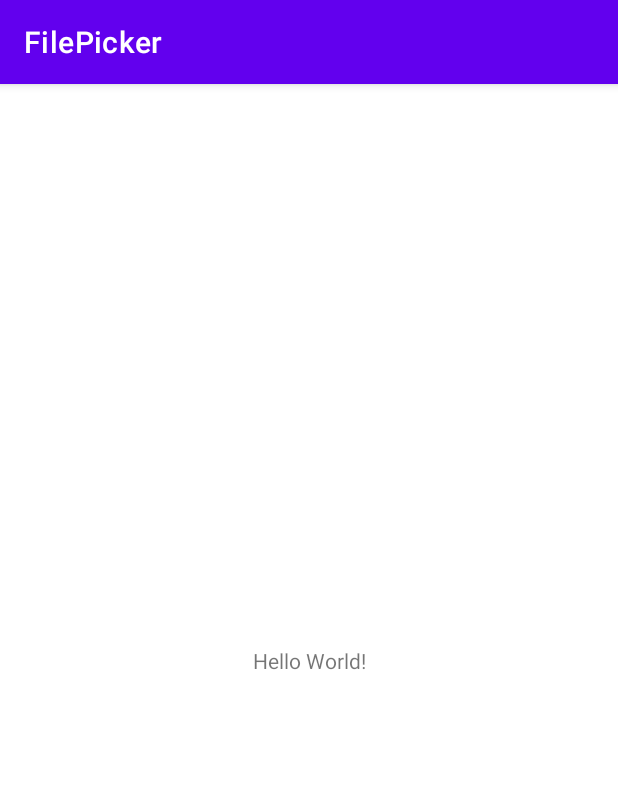
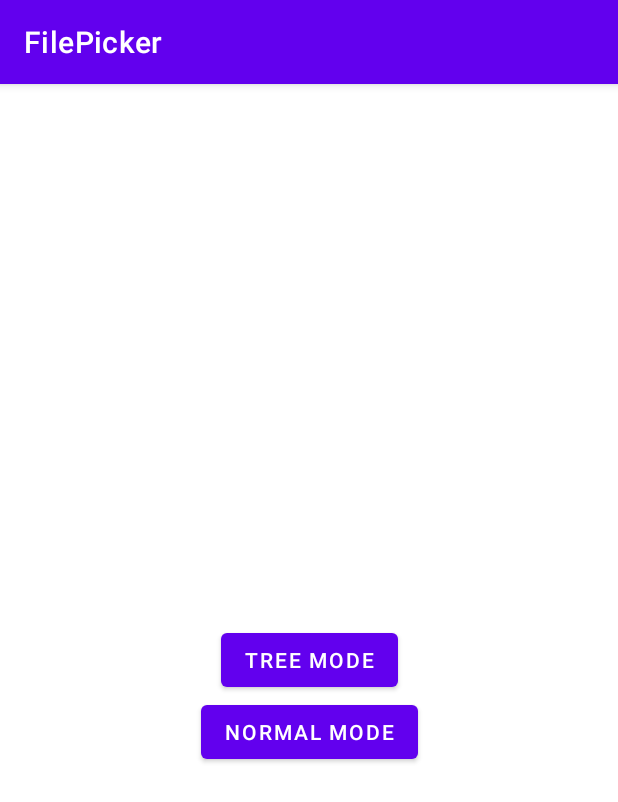
Before and after one commit to FarAwayShip/FilePicker, an Android app: the screen it shows after launch (MainActivity), on a phone screen of 412 x 824 dp. Shown: the top 802 px of the screen. Run offline under Robolectric (Android 15) with nearby library versions, the phone set to English and light mode, and no system bars.

Commit message:
Setup mode only explorer

```diff
--- a/app/src/main/AndroidManifest.xml
+++ b/app/src/main/AndroidManifest.xml
@@ -1,6 +1,9 @@
 <?xml version="1.0" encoding="utf-8"?>
 <manifest xmlns:android="http://schemas.android.com/apk/res/android"
     package="com.farawayship.filepicker">
+
+    <uses-permission android:name="android.permission.MANAGE_EXTERNAL_STORAGE" />
+    <uses-permission android:name="android.permission.READ_EXTERNAL_STORAGE" />
 
     <application
         android:allowBackup="true"
--- a/app/src/main/res/layout/activity_main.xml
+++ b/app/src/main/res/layout/activity_main.xml
@@ -6,13 +6,26 @@
     android:layout_height="match_parent"
     tools:context=".MainActivity">
 
-    <TextView
+    <Button
+        android:id="@+id/btn_tree"
         android:layout_width="wrap_content"
         android:layout_height="wrap_content"
-        android:text="Hello World!"
+        android:onClick="onClick"
+        android:text="Tree mode"
         app:layout_constraintBottom_toBottomOf="parent"
         app:layout_constraintLeft_toLeftOf="parent"
         app:layout_constraintRight_toRightOf="parent"
         app:layout_constraintTop_toTopOf="parent" />
 
+    <Button
+        android:id="@+id/btn_normal"
+        android:layout_width="wrap_content"
+        android:layout_height="wrap_content"
+        android:onClick="onClick"
+        android:text="Normal mode"
+        app:layout_constraintBottom_toBottomOf="parent"
+        app:layout_constraintLeft_toLeftOf="parent"
+        app:layout_constraintRight_toRightOf="parent"
+        app:layout_constraintVertical_bias="0"
+        app:layout_constraintTop_toBottomOf="@id/btn_tree" />
 </androidx.constraintlayout.widget.ConstraintLayout>
--- a/library/src/main/AndroidManifest.xml
+++ b/library/src/main/AndroidManifest.xml
@@ -2,4 +2,10 @@
 <manifest xmlns:android="http://schemas.android.com/apk/res/android"
     package="com.farawayship.library">
 
+    <application>
+        <activity android:name=".FileSelectActivity" />
+        <activity android:name=".file_type.ShowActivity" />
+        <activity android:name=".explorer.ExplorerActivity" />
+        <activity android:name=".file_type.FileActivity" />
+    </application>
 </manifest>
```
Also changed, not shown: app/src/main/java/com/farawayship/filepicker/MainActivity.kt (+18 -0 lines), library/src/main/java/com/farawayship/library/FileSelectActivity.kt (+31 -2 lines), library/src/main/java/com/farawayship/library/adapter/FilesPagerAdapter.kt (+8 -4 lines), 1 other file.
